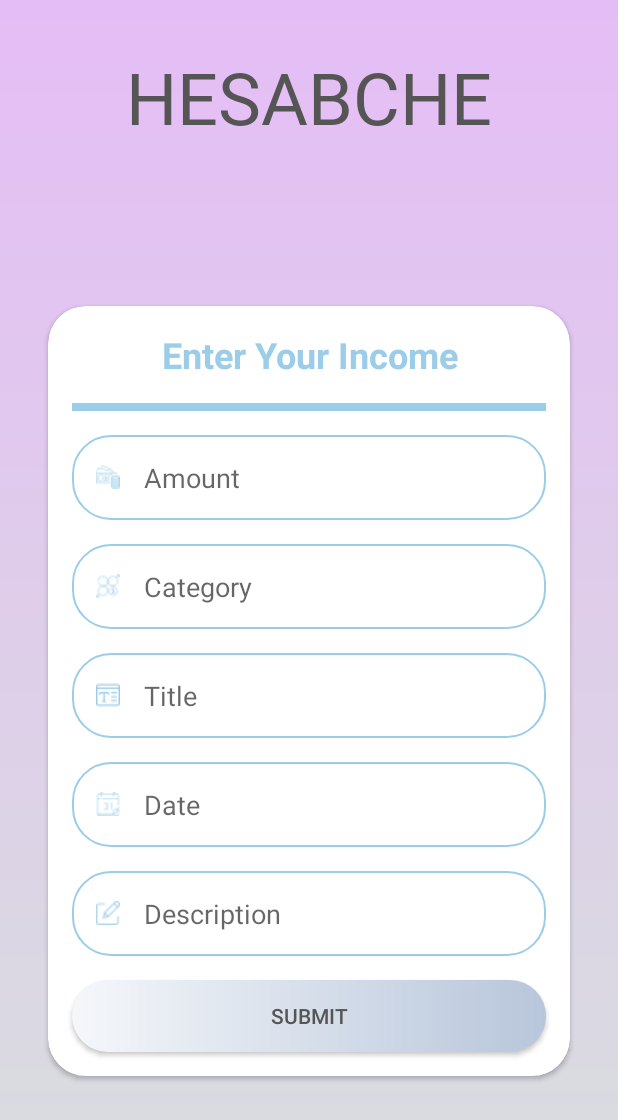
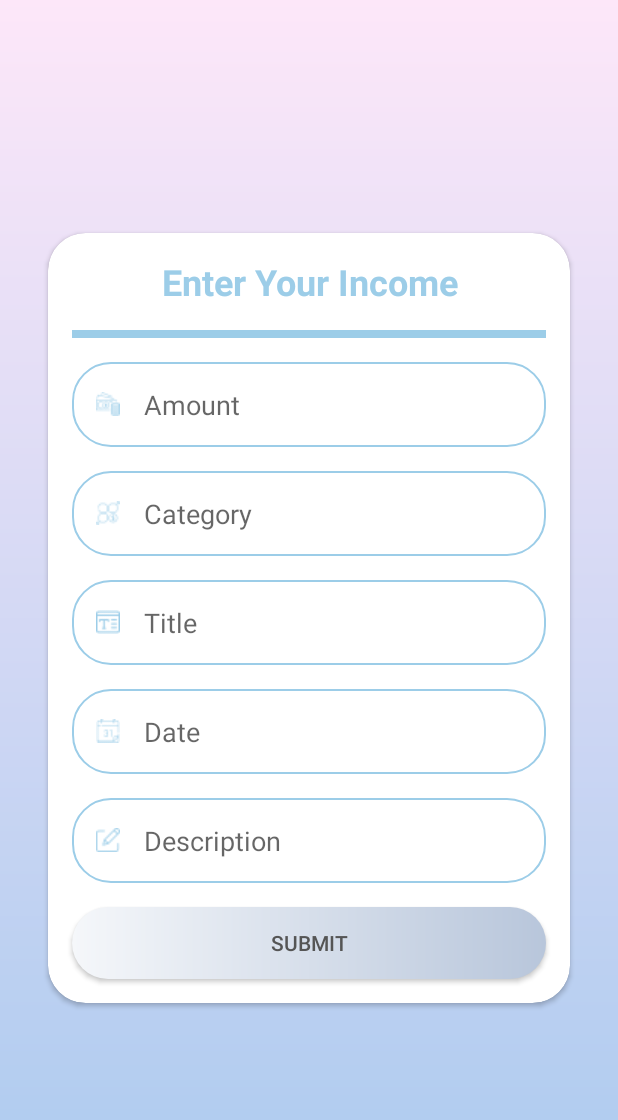
Before and after one commit to Aisa-Asghari/Hesabche, an Android app: the layout activity_income.xml on its own in the app's theme, with its tools: preview values and no code run, on a phone screen of 412 x 824 dp. Shown: the top 1120 px of the screen. Run offline under Robolectric (Android 15) with nearby library versions, the phone set to English and light mode, and no system bars.

Commit message:
Step 6.0: Some Bugs Fixed & new APK Generated

```diff
--- a/app/src/main/java/ir/shariaty/hesabche/AboutActivity.java
+++ b/app/src/main/java/ir/shariaty/hesabche/AboutActivity.java
@@ -6,9 +6,12 @@ import androidx.core.app.ActivityCompat;
 
 import android.Manifest;
 import android.annotation.SuppressLint;
+import android.app.Activity;
 import android.content.pm.PackageManager;
 import android.location.Location;
 import android.os.Bundle;
+import android.view.animation.Animation;
+import android.view.animation.AnimationUtils;
 
 import com.google.android.gms.location.FusedLocationProviderClient;
 import com.google.android.gms.location.LocationServices;
@@ -21,8 +24,11 @@ import com.google.android.gms.maps.model.MarkerOptions;
 import com.google.android.gms.tasks.OnSuccessListener;
 import com.google.android.gms.tasks.Task;
 
+import ir.shariaty.hesabche.databinding.ActivityAboutBinding;
+
 public class AboutActivity extends DrawerActivity {
 
+    ActivityAboutBinding binding;
     SupportMapFragment supportMapFragment;
     FusedLocationProviderClient client;
 
--- a/app/src/main/java/ir/shariaty/hesabche/IntroActivity.java
+++ b/app/src/main/java/ir/shariaty/hesabche/IntroActivity.java
@@ -24,7 +24,7 @@ public class IntroActivity extends AppCompatActivity {
         new Handler().postDelayed(new Runnable() {
             @Override
             public void run() {
-                startActivity(new Intent(IntroActivity.this, SignupActivity.class));
+                startActivity(new Intent(IntroActivity.this, LoginActivity.class));
             }
         }, 3500);
 
--- a/app/src/main/java/ir/shariaty/hesabche/ReportActivity.java
+++ b/app/src/main/java/ir/shariaty/hesabche/ReportActivity.java
@@ -44,7 +44,7 @@ public class ReportActivity extends DrawerActivity {
                         incomes.clear();
                         for (DocumentSnapshot snapshot : value.getDocuments()) {
                             Income model = snapshot.toObject(Income.class);
-                            model.setIncomeId(snapshot.getId());
+                            //model.incomeId(snapshot.getId());
                             incomes.add(model);
                         }
                         adapter.notifyDataSetChanged();
--- a/app/src/main/res/layout/activity_income.xml
+++ b/app/src/main/res/layout/activity_income.xml
@@ -4,23 +4,10 @@
     xmlns:tools="http://schemas.android.com/tools"
     android:layout_width="match_parent"
     android:layout_height="match_parent"
-    android:background="@drawable/bg_gradient_0"
+    android:background="@drawable/bg_gradient"
     android:fontFamily="@font/poppins_semibold"
     tools:context=".IncomeActivity"
     android:theme="@style/Theme.AppCompat.Light.NoActionBar">
-
-    <TextView
-        android:id="@+id/appName3"
-        android:layout_width="wrap_content"
-        android:layout_height="wrap_content"
-        android:layout_marginTop="32dp"
-        android:fontFamily="@font/baloo"
-        android:text="HESABCHE"
-        android:textColor="@color/fineGray"
-        android:textSize="48sp"
-        app:layout_constraintLeft_toLeftOf="parent"
-        app:layout_constraintRight_toRightOf="parent"
-        app:layout_constraintTop_toTopOf="parent" />
 
     <androidx.cardview.widget.CardView
         android:id="@+id/cardView"
@@ -32,7 +19,7 @@
         app:layout_constraintBottom_toBottomOf="parent"
         app:layout_constraintEnd_toEndOf="parent"
         app:layout_constraintStart_toStartOf="parent"
-        app:layout_constraintTop_toBottomOf="@+id/appName3">
+        app:layout_constraintTop_toTopOf="parent">
 
         <LinearLayout
             android:layout_width="match_parent"
--- a/app/src/main/res/layout/activity_invite.xml
+++ b/app/src/main/res/layout/activity_invite.xml
@@ -4,7 +4,7 @@
     xmlns:tools="http://schemas.android.com/tools"
     android:layout_width="match_parent"
     android:layout_height="match_parent"
-    android:background="@drawable/bg_gradient_0"
+    android:background="@drawable/bg_gradient"
     android:fontFamily="@font/poppins_semibold"
     android:theme="@style/Theme.AppCompat.Light.NoActionBar"
     tools:context=".InviteActivity">
```
Also changed, not shown: app/src/main/AndroidManifest.xml (+13 -9 lines), app/src/main/java/ir/shariaty/hesabche/Income.java (+5 -8 lines), app/src/main/java/ir/shariaty/hesabche/IncomeActivity.java (+11 -1 lines), app/src/main/java/ir/shariaty/hesabche/InviteActivity.java (+11 -0 lines), app/src/main/java/ir/shariaty/hesabche/LoginActivity.java (+1 -7 lines), app/src/main/java/ir/shariaty/hesabche/Outgo.java (+5 -5 lines), app/src/main/java/ir/shariaty/hesabche/OutgoActivity.java (+11 -1 lines), app/src/main/java/ir/shariaty/hesabche/ReportAdapter.java (+6 -6 lines), app/src/main/java/ir/shariaty/hesabche/SignupActivity.java (+6 -2 lines), app/src/main/res/layout/activity_about.xml (+1 -14 lines), app/src/main/res/layout/activity_outgo.xml (+2 -15 lines).
